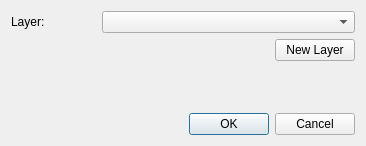
Old version of the form layer_dialog_base.ui in the repository jrenken/qgis-PlaceMarker.
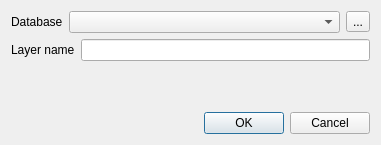
New version of the form. Custom widgets are drawn as their Qt base class.

Commit message: create spatialite layer

```diff
--- a/layer_dialog_base.ui
+++ b/layer_dialog_base.ui
@@ -6,8 +6,8 @@
    <rect>
     <x>0</x>
     <y>0</y>
-    <width>366</width>
-    <height>146</height>
+    <width>381</width>
+    <height>145</height>
    </rect>
   </property>
   <property name="windowTitle">
@@ -15,18 +15,37 @@
   </property>
   <layout class="QVBoxLayout" name="verticalLayout">
    <item>
-    <layout class="QHBoxLayout" name="horizontalLayout" stretch="1,3">
+    <layout class="QHBoxLayout" name="horizontalLayout_3">
      <item>
-      <widget class="QLabel" name="label">
+      <widget class="QLabel" name="mFileFormatLabel">
+       <property name="enabled">
+        <bool>true</bool>
+       </property>
        <property name="text">
-        <string>Layer:</string>
+        <string>Database</string>
        </property>
       </widget>
      </item>
      <item>
-      <widget class="QgsMapLayerComboBox" name="mMapLayerComboBox">
-       <property name="filters">
-        <set>QgsMapLayerProxyModel::PointLayer</set>
+      <widget class="QComboBox" name="mDatabaseComboBox">
+       <property name="enabled">
+        <bool>true</bool>
+       </property>
+       <property name="sizePolicy">
+        <sizepolicy hsizetype="Expanding" vsizetype="Fixed">
+         <horstretch>0</horstretch>
+         <verstretch>0</verstretch>
+        </sizepolicy>
+       </property>
+      </widget>
+     </item>
+     <item>
+      <widget class="QToolButton" name="toolButtonNewDatabase">
+       <property name="toolTip">
+        <string>Create a new Spatialite database</string>
+       </property>
+       <property name="text">
+        <string>...</string>
        </property>
       </widget>
      </item>
@@ -35,22 +54,25 @@
    <item>
     <layout class="QHBoxLayout" name="horizontalLayout_2">
      <item>
-      <spacer name="horizontalSpacer">
-       <property name="orientation">
-        <enum>Qt::Horizontal</enum>
-       </property>
-       <property name="sizeHint" stdset="0">
-        <size>
-         <width>40</width>
-         <height>20</height>
-        </size>
-       </property>
-      </spacer>
-     </item>
-     <item>
-      <widget class="QPushButton" name="pushButtonNewLayer">
+      <widget class="QLabel" name="label_2">
        <property name="text">
-        <string>New Layer</string>
+        <string>Layer name</string>
+       </property>
+       <property name="buddy">
+        <cstring>leLayerName</cstring>
+       </property>
+      </widget>
+     </item>
+     <item>
+      <widget class="QLineEdit" name="leLayerName">
+       <property name="sizePolicy">
+        <sizepolicy hsizetype="Expanding" vsizetype="Fixed">
+         <horstretch>0</horstretch>
+         <verstretch>0</verstretch>
+        </sizepolicy>
+       </property>
+       <property name="toolTip">
+        <string>Name for the new layer</string>
        </property>
       </widget>
      </item>
@@ -81,13 +103,6 @@
    </item>
   </layout>
  </widget>
- <customwidgets>
-  <customwidget>
-   <class>QgsMapLayerComboBox</class>
-   <extends>QComboBox</extends>
-   <header>qgsmaplayercombobox.h</header>
-  </customwidget>
- </customwidgets>
  <resources/>
  <connections>
   <connection>
```
Left out of the diff: 5 changed lines with no effect on the pictures. The commit also changes 2 other files.
